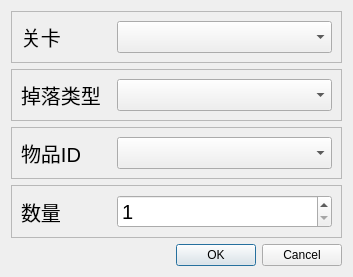
First picture: the form in Report.ui, repository Inull-Studio/AutoArknights, before the edit.
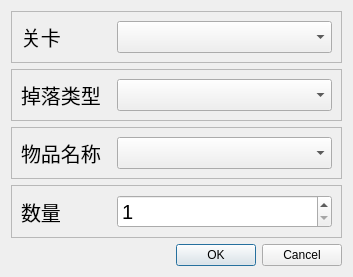
Second picture: the form after the edit.

Patch:
```diff
--- a/Report.ui
+++ b/Report.ui
@@ -121,7 +121,7 @@
          </font>
         </property>
         <property name="text">
-         <string>物品ID</string>
+         <string>物品名称</string>
         </property>
        </widget>
       </item>
```
Left out of the diff: 36 changed lines with no effect on the pictures.
